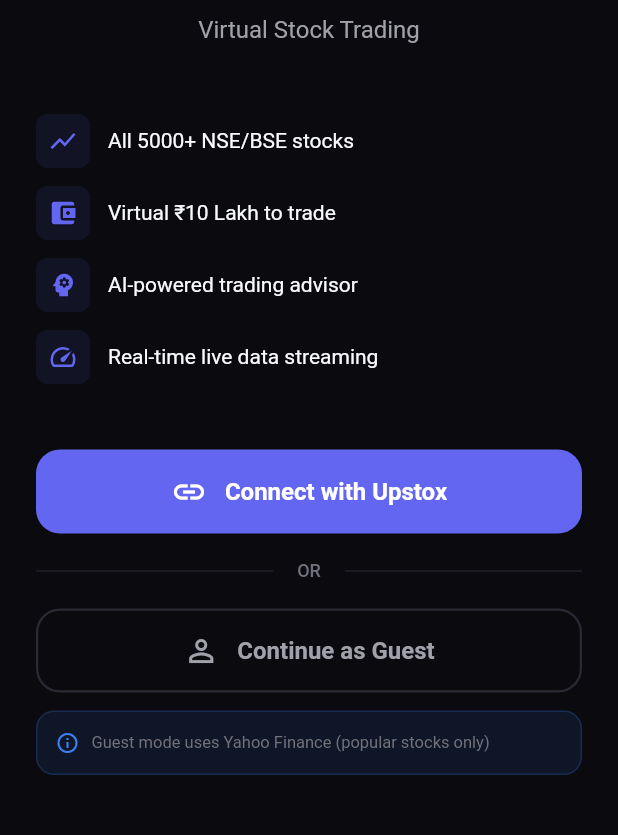
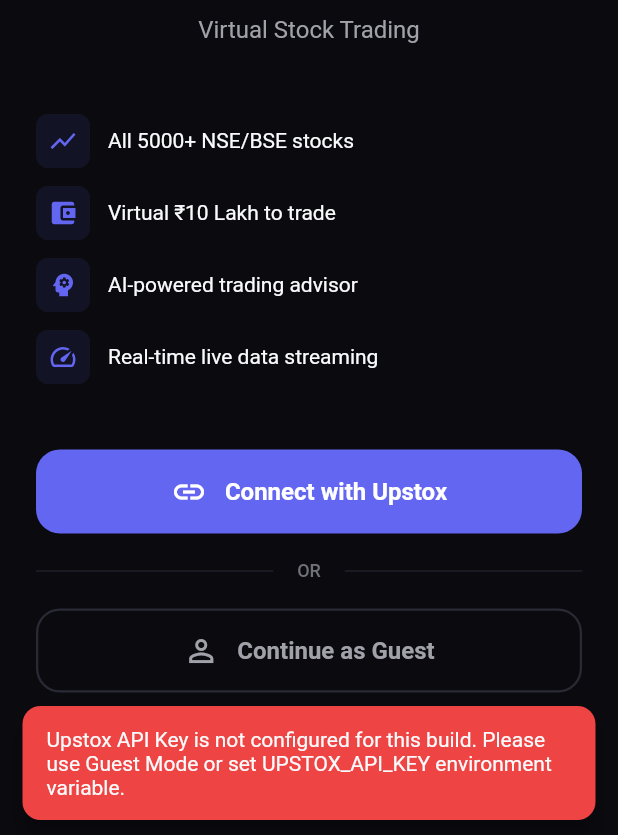
Before and after one commit to uxashish7/purple-tomato, a Flutter app: the screen it shows after launch, after a tap on "Connect with Upstox", on a phone screen of 412 x 824 dp, the part 401-1236 px from its top. Run offline on Flutter 3.47's test engine with Material 3 defaults, Android fonts, the phone set to English and light mode, and no system bars; our stand-ins replace dio, file_picker, fl_chart, flutter_riverpod, flutter_secure_storage, go_router and 10 more; missing offline and left inert: dart:html; accounts and stored records are empty; network calls fail.

```diff
--- a/lib/core/providers/market_data_provider.dart
+++ b/lib/core/providers/market_data_provider.dart
@@ -55,7 +55,7 @@
 
   final watchlistKeys = watchlist.map((s) => s.instrumentKey).toSet();
   final holdingKeys = holdings.map((h) => h.stock.instrumentKey).toSet();
-  final allKeys = {...watchlistKeys, ...holdingKeys};
+  final allKeys = <String>{...watchlistKeys, ...holdingKeys};
 
   return LiveQuotesNotifier(service, allKeys);
 });
--- a/lib/features/advisor/screens/advisor_screen.dart
+++ b/lib/features/advisor/screens/advisor_screen.dart
@@ -10,6 +10,7 @@
 import 'package:purple_tomato/core/services/gemini_service.dart';
 import '../../../core/config/api_config.dart';
 import 'package:purple_tomato/shared/theme/app_theme.dart';
+import 'package:purple_tomato/core/utils/app_logger.dart';
 import '../widgets/ai_insight_card.dart';
 
 /// Attachment type enum
--- a/lib/features/auth/screens/auth_screen.dart
+++ b/lib/features/auth/screens/auth_screen.dart
@@ -12,12 +12,27 @@
     if (dart.library.html) 'auth_redirect_web.dart';
 
 
+import 'package:purple_tomato/core/config/api_config.dart';
+
 /// Authentication screen with Upstox OAuth and Guest mode
 class AuthScreen extends ConsumerWidget {
   const AuthScreen({super.key});
 
   /// Handle Upstox login with platform-specific behavior
   Future<void> _handleUpstoxLogin(BuildContext context, WidgetRef ref) async {
+    if (!ApiConfig.isUpstoxConfigured) {
+      ScaffoldMessenger.of(context).showSnackBar(
+        SnackBar(
+          content: const Text(
+            'Upstox API Key is not configured for this build. Please use Guest Mode or set UPSTOX_API_KEY environment variable.',
+          ),
+          backgroundColor: AppTheme.lossRed,
+          duration: const Duration(seconds: 5),
+        ),
+      );
+      return;
+    }
+
     final authUrl = ref.read(upstoxAuthProvider.notifier).getAuthorizationUrl();
 
     if (kIsWeb) {
--- a/lib/features/market/screens/home_screen.dart
+++ b/lib/features/market/screens/home_screen.dart
@@ -404,7 +404,8 @@
         ),
       ),
     ),
-  );
+  ),
+);
 }
 }
 
```
Also changed, not shown: lib/core/providers/portfolio_provider.dart (+9 -6 lines), 1 other file.
